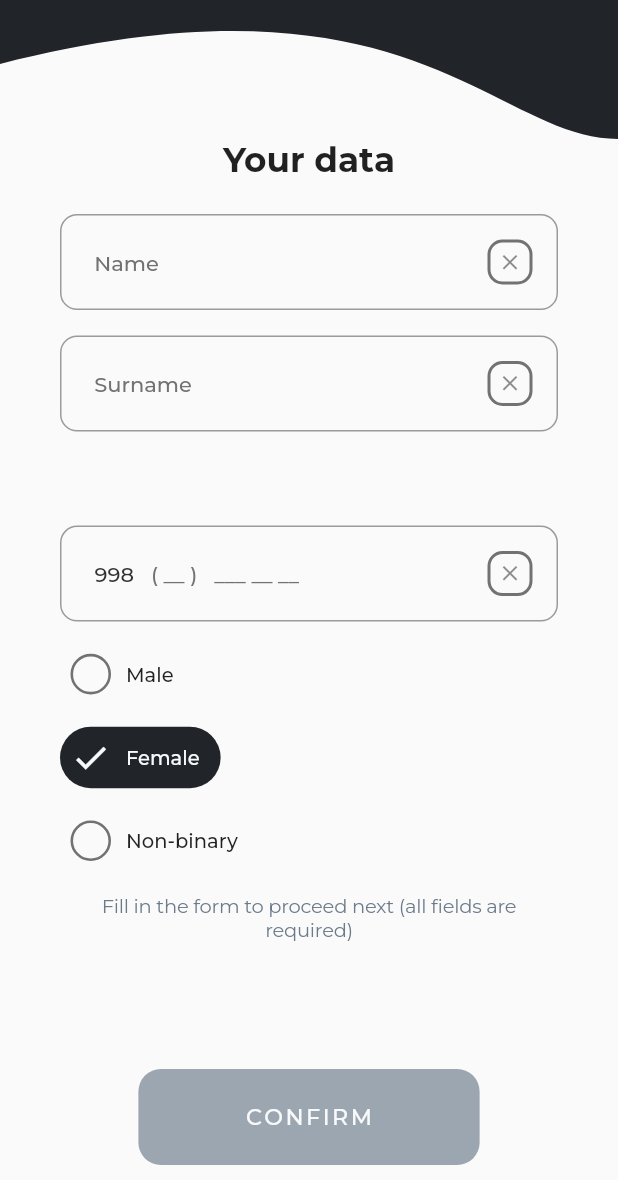
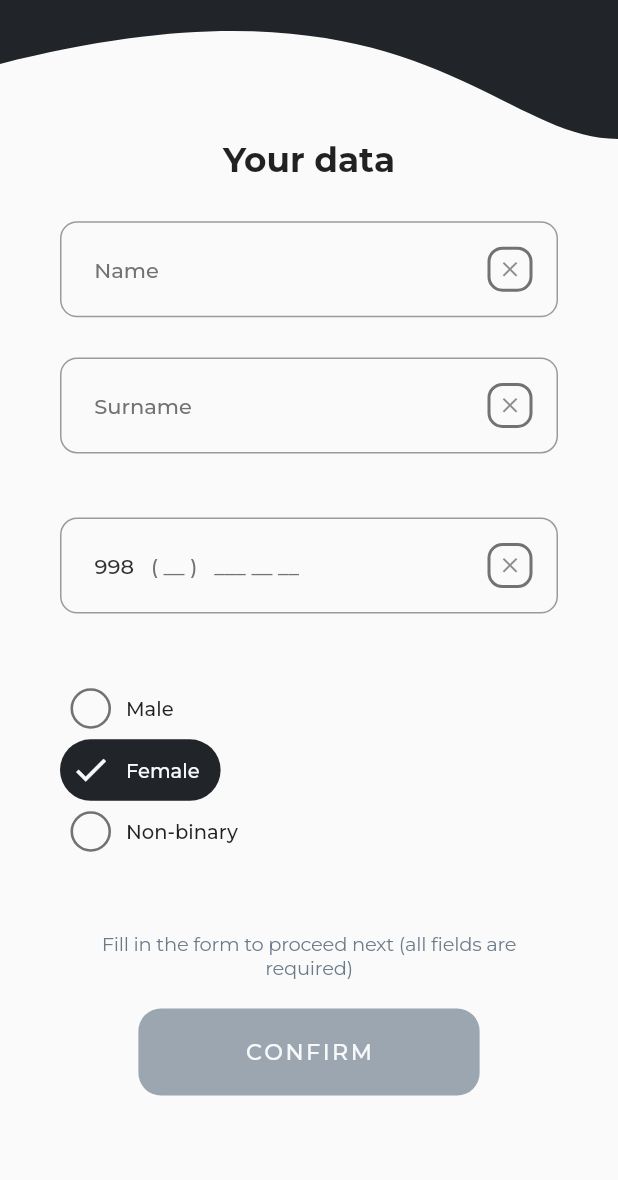
Before and after one commit to Mukhammad1999/show_upp_master, a Flutter app: the MasterFormRegistration screen opened by its route, on a phone screen of 412 x 824 dp, the part 56-1236 px from its top. Run offline on Flutter 3.47's test engine with Material 2 defaults, Android fonts, the phone set to English and light mode, and no system bars; drawn by our look-alikes of auto_size_text; our stand-ins replace bloc, dio, easy_localization, equatable, flutter_bloc, flutter_modular and 5 more; missing offline and left inert: mask_input_formatter; generated files the repository leaves out were written again; project files that could hold a hidden picture were left out.

Commit message:
[rebase] saloon form and master refactor

```diff
--- a/master_app/lib/app/ui/widgets/buttons/app_text_button.dart
+++ b/master_app/lib/app/ui/widgets/buttons/app_text_button.dart
@@ -26,7 +26,7 @@ class AppTextButton extends StatelessWidget {
       disabledColor: Theme.of(context).disabledColor,
       padding: const EdgeInsets.symmetric(
         horizontal: 71,
-        vertical: 23,
+        vertical: 20,
       ),
       color: color ?? Theme.of(context).primaryColor,
       onPressed: onPressed,
--- a/master_app/lib/features/auth/presentation/pages/login_page.dart
+++ b/master_app/lib/features/auth/presentation/pages/login_page.dart
@@ -12,7 +12,9 @@ class LoginPage extends StatelessWidget {
 
   @override
   Widget build(BuildContext context) {
-    return Scaffold(
+    return GestureDetector(
+      onTap: () => FocusManager.instance.primaryFocus?.unfocus(),
+      child: Scaffold(
         resizeToAvoidBottomInset: false,
         body: Padding(
           padding: const EdgeInsets.symmetric(
@@ -55,6 +57,7 @@ class LoginPage extends StatelessWidget {
             ],
           ),
         ),
+      ),
     );
   }
 }
--- a/master_app/lib/features/auth/presentation/pages/master_pages/master_signup_form.dart
+++ b/master_app/lib/features/auth/presentation/pages/master_pages/master_signup_form.dart
@@ -15,7 +15,9 @@ class MasterFormRegistration extends StatelessWidget {
   @override
   Widget build(BuildContext context) {
     final masterBloc = context.read<MasterFormBloc>();
-    return Scaffold(
+    return GestureDetector(
+      onTap: () => FocusManager.instance.primaryFocus?.unfocus(),
+      child: Scaffold(
         resizeToAvoidBottomInset: false,
         appBar: CurvedAppBar(
           curvature: Curvature.rightToLeft,
@@ -34,13 +36,6 @@ class MasterFormRegistration extends StatelessWidget {
               padding: const EdgeInsets.symmetric(
                 horizontal: 40,
               ),
-            child: GestureDetector(
-              onTap: () {
-                final currentFocus = FocusScope.of(context);
-                if (!currentFocus.hasPrimaryFocus) {
-                  currentFocus.unfocus();
-                }
-              },
               child: Column(
                 crossAxisAlignment: CrossAxisAlignment.stretch,
                 mainAxisAlignment: MainAxisAlignment.spaceBetween,
@@ -48,24 +43,12 @@ class MasterFormRegistration extends StatelessWidget {
                   SemiBoldTitle(
                     title: TranslationStrings.auth.yourData.tr(),
                   ),
-                  LayoutBuilder(
-                    builder: (ctx, cnts) {
-                      final height = cnts.maxWidth > 310 ? 22.0 : 15.0;
-                      return SizedBox(
-                        height: height,
-                      );
-                    },
-                  ),
-
                   //field for collecting name from the user
-                  Flexible(
-                    flex: 3,
+                  Expanded(
+                    flex: 13,
                     child: Column(
-                      mainAxisAlignment: MainAxisAlignment.spaceBetween,
-                      children: [
-                        Flexible(
-                          flex: 2,
-                          child: Column(
+                      crossAxisAlignment: CrossAxisAlignment.start,
+                      mainAxisAlignment: MainAxisAlignment.spaceEvenly,
                       children: [
                         StringTextFormField(
                           isFullFilled:
@@ -74,22 +57,17 @@ class MasterFormRegistration extends StatelessWidget {
                           onChanged: (name) {
                             masterBloc.add(
                               MasterFormEvent.update(
-                                      updateEvent:
-                                          UpdateMasterForm.name(name: name),
+                                updateEvent: UpdateMasterForm.name(name: name),
                               ),
                             );
                           },
                           onErase: () {
                             masterBloc.add(
                               const MasterFormEvent.update(
-                                      updateEvent:
-                                          UpdateMasterForm.name(name: ''),
+                                updateEvent: UpdateMasterForm.name(name: ''),
                               ),
                             );
                           },
-                              ),
-                              const SizedBox(
-                                height: 17,
                         ),
                         StringTextFormField(
                           isFullFilled:
@@ -113,10 +91,8 @@ class MasterFormRegistration extends StatelessWidget {
                             );
                           },
                         ),
-                            ],
-                          ),
-                        ),
-                        Flexible(
+                        Padding(
+                          padding: const EdgeInsets.symmetric(vertical: 16.0),
                           child: PhoneFormTextField(
                             isFullFilled: state.masterFormEntity.phoneNumber!
                                     .trim()
@@ -142,13 +118,7 @@ class MasterFormRegistration extends StatelessWidget {
                             },
                           ),
                         ),
-                      ],
-                    ),
-                  ),
-
-                  Flexible(
-                    flex: 2,
-                    child: Column(
+                        Column(
                           mainAxisAlignment: MainAxisAlignment.spaceEvenly,
                           crossAxisAlignment: CrossAxisAlignment.start,
                           children: List.generate(
@@ -171,11 +141,13 @@ class MasterFormRegistration extends StatelessWidget {
                             ),
                           ),
                         ),
+                      ],
                     ),
-                  Flexible(
-                    flex: 2,
+                  ),
+                  Expanded(
+                    flex: 4,
                     child: Column(
-                      mainAxisAlignment: MainAxisAlignment.spaceBetween,
+                      mainAxisAlignment: MainAxisAlignment.spaceEvenly,
                       children: [
                         AutoSizeText(
                           TranslationStrings.auth.fillInMasterForm.tr(),
@@ -186,8 +158,7 @@ class MasterFormRegistration extends StatelessWidget {
                           ),
                           overflow: TextOverflow.ellipsis,
                         ),
-                        SafeArea(
-                          child: AppTextButton(
+                        AppTextButton(
                           isLoading: state.maybeWhen(
                             orElse: () => false,
                             loading: (entity) => true,
@@ -206,19 +177,16 @@ class MasterFormRegistration extends StatelessWidget {
                                 }
                               : null,
                         ),
-                        ),
                       ],
                     ),
                   ),
-                  const SizedBox(
-                    height: 10,
-                  ),
+                  const Spacer(),
                 ],
-              ),
               ),
             );
           },
         ),
+      ),
     );
   }
 }
```
Lines whose indentation alone changed are shown as unchanged.
